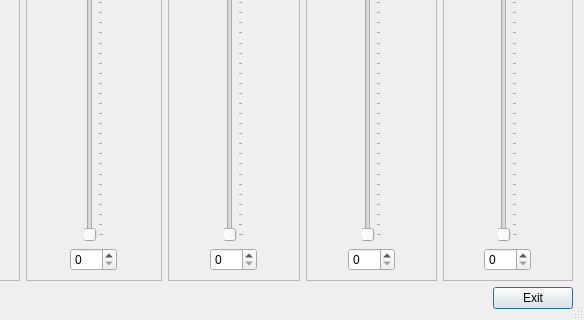
This is acquisition/lumencor/direct_manip.ui in zachrahan/zplab as Qt 5 draws it before an edit; both pictures show x 270 to 854 and y 334 to 654 of the 854 by 654 pixel window. The edited form follows.
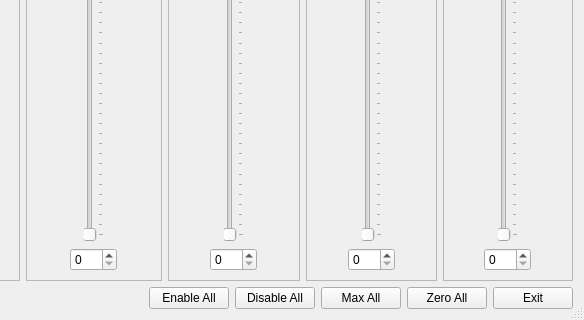
This is the edited form.

Commit message: Update Lumencor direct manip dialog to use new interface and act as an observer such that the controls in the dialog are updated when the Lumencor instance it watches is manipulated directly or otherwise not through the dialog.

What changed in the file:
```diff
--- a/acquisition/lumencor/direct_manip.ui
+++ b/acquisition/lumencor/direct_manip.ui
@@ -859,11 +859,54 @@
        </property>
       </spacer>
      </item>
+     <item>
+      <widget class="QPushButton" name="enableAllButton">
+       <property name="text">
+        <string>Enable All</string>
+       </property>
+       <property name="autoDefault">
+        <bool>false</bool>
+       </property>
+      </widget>
+     </item>
+     <item>
+      <widget class="QPushButton" name="disableAllButton">
+       <property name="text">
+        <string>Disable All</string>
+       </property>
+       <property name="autoDefault">
+        <bool>false</bool>
+       </property>
+      </widget>
+     </item>
+     <item>
+      <widget class="QPushButton" name="maxAllButton">
+       <property name="text">
+        <string>Max All</string>
+       </property>
+       <property name="autoDefault">
+        <bool>false</bool>
+       </property>
+      </widget>
+     </item>
+     <item>
+      <widget class="QPushButton" name="zeroAllButton">
+       <property name="text">
+        <string>Zero All</string>
+       </property>
+       <property name="autoDefault">
+        <bool>false</bool>
+       </property>
+      </widget>
+     </item>
      <item>
       <widget class="QPushButton" name="exitButton">
        <property name="text">
         <string>Exit</string>
        </property>
+       <property name="autoDefault">
+        <bool>false</bool>
+       </property>
       </widget>
      </item>
     </layout>
```
Left out of the diff: 72 changed lines with no effect on the pictures. The commit also changes 2 other files.
